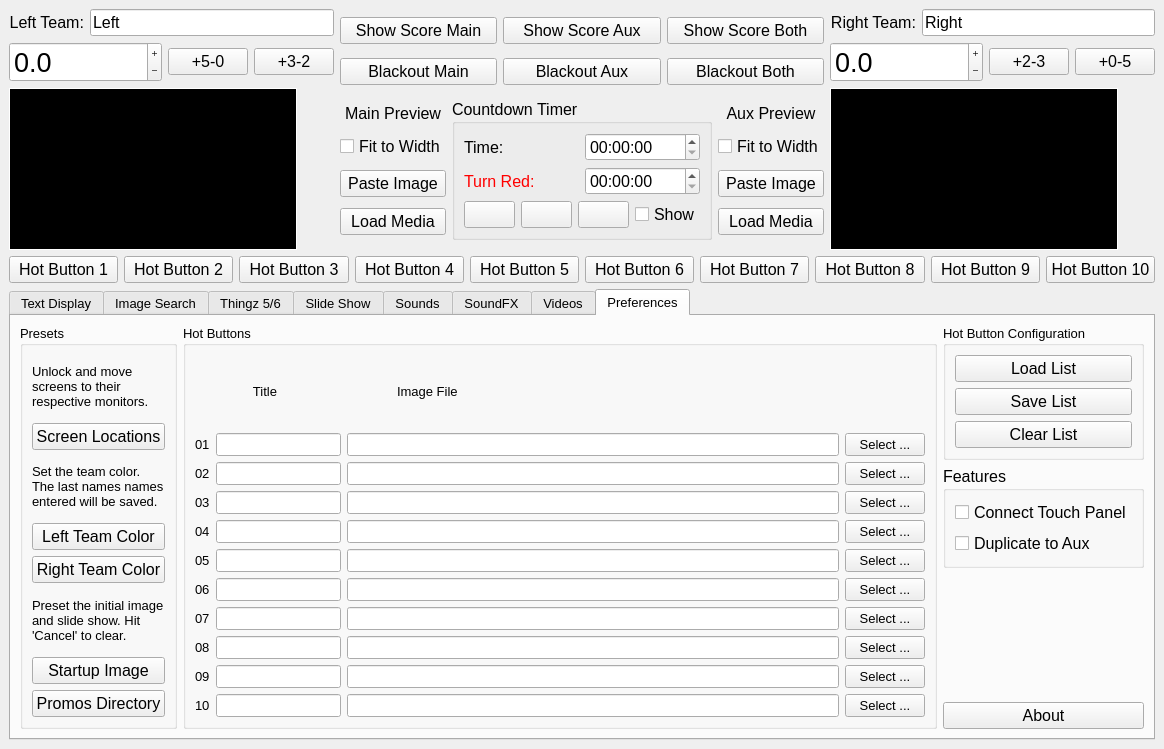
Above: ImproTronControlPanel.ui from guywinterbotham/ImproTron before the change. Below: the same form after it.
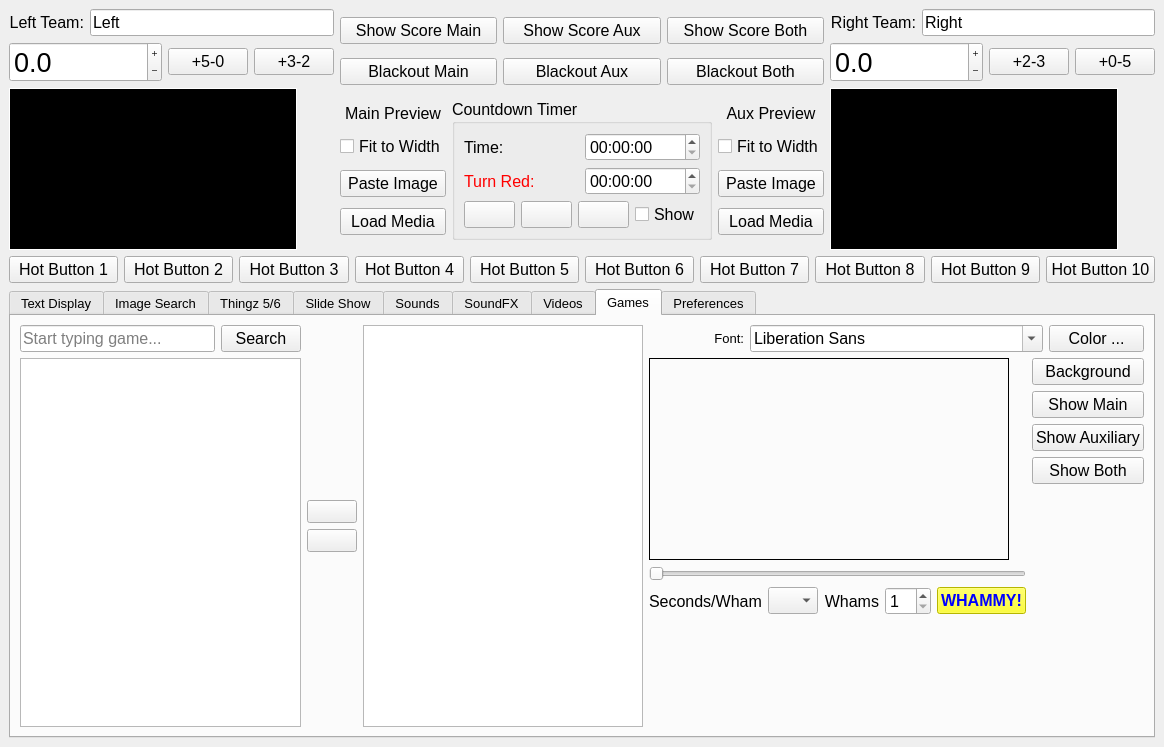
That is the form after the change. Icons and pictures are not drawn.

Commit message: Add movie support, Games feature, and instruction placeholder text

What changed in the file:
```diff
--- a/ImproTronControlPanel.ui
+++ b/ImproTronControlPanel.ui
@@ -7,7 +7,7 @@
     <x>0</x>
     <y>0</y>
     <width>1056</width>
-    <height>749</height>
+    <height>747</height>
    </rect>
   </property>
   <property name="sizePolicy">
@@ -2068,7 +2068,7 @@
        <attribute name="title">
         <string>Slide Show</string>
        </attribute>
-       <layout class="QHBoxLayout" name="horizontalLayout_5">
+       <layout class="QHBoxLayout" name="slideShowHL">
         <item>
          <layout class="QVBoxLayout" name="ssFileTreeVL">
           <property name="sizeConstraint">
@@ -3869,6 +3869,379 @@
         </item>
        </layout>
       </widget>
+      <widget class="QWidget" name="gamesTab">
+       <attribute name="title">
+        <string>Games</string>
+       </attribute>
+       <layout class="QHBoxLayout" name="horizontalLayout_5">
+        <item>
+         <layout class="QVBoxLayout" name="gamesTreeViewVL">
+          <item>
+           <layout class="QHBoxLayout" name="searchGameHL">
+            <item>
+             <widget class="QLineEdit" name="gameSearchLE">
+              <property name="font">
+               <font>
+                <pointsize>12</pointsize>
+               </font>
+              </property>
+              <property name="placeholderText">
+               <string>Start typing game...</string>
+              </property>
+             </widget>
+            </item>
+            <item>
+             <widget class="QPushButton" name="searchGamePB">
+              <property name="font">
+               <font>
+                <pointsize>12</pointsize>
+               </font>
+              </property>
+              <property name="text">
+               <string>Search</string>
+              </property>
+             </widget>
+            </item>
+           </layout>
+          </item>
+          <item>
+           <widget class="QTreeView" name="gamesTreeView"/>
+          </item>
+         </layout>
+        </item>
+        <item>
+         <layout class="QVBoxLayout" name="gameArrowVL">
+          <item>
+           <spacer name="gameArrowBottomSPR">
+            <property name="orientation">
+             <enum>Qt::Vertical</enum>
+            </property>
+            <property name="sizeHint" stdset="0">
+             <size>
+              <width>20</width>
+              <height>40</height>
+             </size>
+            </property>
+           </spacer>
+          </item>
+          <item>
+           <widget class="QPushButton" name="gametoListPB">
+            <property name="minimumSize">
+             <size>
+              <width>50</width>
+              <height>0</height>
+             </size>
+            </property>
+            <property name="text">
+             <string/>
+            </property>
+           </widget>
+          </item>
+          <item>
+           <widget class="QPushButton" name="removeGamePB">
+            <property name="minimumSize">
+             <size>
+              <width>50</width>
+              <height>0</height>
+             </size>
+            </property>
+            <property name="text">
+             <string/>
+            </property>
+           </widget>
+          </item>
+          <item>
+           <spacer name="gameArrowTopSPR">
+            <property name="orientation">
+             <enum>Qt::Vertical</enum>
+            </property>
+            <property name="sizeHint" stdset="0">
+             <size>
+              <width>20</width>
+              <height>40</height>
+             </size>
+            </property>
+           </spacer>
+          </item>
+         </layout>
+        </item>
+        <item>
+         <layout class="QVBoxLayout" name="gameListVL">
+          <item>
+           <widget class="QListWidget" name="gamesLW"/>
+          </item>
+         </layout>
+        </item>
+        <item>
+         <layout class="QVBoxLayout" name="gameRHSVL">
+          <item>
+           <layout class="QHBoxLayout" name="gameFontHL">
+            <property name="sizeConstraint">
+             <enum>QLayout::SetDefaultConstraint</enum>
+            </property>
+            <item>
+             <widget class="QLabel" name="gameFontLBL">
+              <property name="text">
+               <string>Font:</string>
+              </property>
+              <property name="alignment">
+               <set>Qt::AlignRight|Qt::AlignTrailing|Qt::AlignVCenter</set>
+              </property>
+             </widget>
+            </item>
+            <item>
+             <widget class="QFontComboBox" name="gameTextFontCB">
+              <property name="font">
+               <font>
+                <pointsize>12</pointsize>
+               </font>
+              </property>
+             </widget>
+            </item>
+            <item>
+             <widget class="QPushButton" name="gameTextColorPB">
+              <property name="font">
+               <font>
+                <pointsize>12</pointsize>
+               </font>
+              </property>
+              <property name="text">
+               <string>Color ...</string>
+              </property>
+             </widget>
+            </item>
+           </layout>
+          </item>
+          <item>
+           <layout class="QHBoxLayout" name="gameSliderHL">
+            <item>
+             <layout class="QVBoxLayout" name="gameImageVL">
+              <item>
+               <widget class="QLabel" name="gameBackgroundLBL">
+                <property name="sizePolicy">
+                 <sizepolicy hsizetype="Fixed" vsizetype="Minimum">
+                  <horstretch>0</horstretch>
+                  <verstretch>0</verstretch>
+                 </sizepolicy>
+                </property>
+                <property name="minimumSize">
+                 <size>
+                  <width>360</width>
+                  <height>202</height>
+                 </size>
+                </property>
+                <property name="maximumSize">
+                 <size>
+                  <width>360</width>
+                  <height>202</height>
+                 </size>
+                </property>
+                <property name="frameShape">
+                 <enum>QFrame::Box</enum>
+                </property>
+                <property name="text">
+                 <string/>
+                </property>
+               </widget>
+              </item>
+              <item>
+               <widget class="QSlider" name="gameTextSLD">
+                <property name="minimum">
+                 <number>10</number>
+                </property>
+                <property name="maximum">
+                 <number>100</number>
+                </property>
+                <property name="value">
+                 <number>10</number>
+                </property>
+                <property name="orientation">
+                 <enum>Qt::Horizontal</enum>
+                </property>
+               </widget>
+              </item>
+              <item>
+               <layout class="QHBoxLayout" name="whammyHL_2">
+                <item>
+                 <widget class="QLabel" name="secPerGameWhamLBL">
+                  <property name="font">
+                   <font>
+                    <pointsize>12</pointsize>
+                   </font>
+                  </property>
+                  <property name="text">
+                   <string>Seconds/Wham</string>
+                  </property>
+                 </widget>
+                </item>
+                <item>
+                 <widget class="QComboBox" name="secsPerGameWhamCB">
+                  <property name="sizePolicy">
+                   <sizepolicy hsizetype="MinimumExpanding" vsizetype="Fixed">
+                    <horstretch>0</horstretch>
+                    <verstretch>0</verstretch>
+                   </sizepolicy>
+                  </property>
+                  <property name="maximumSize">
+                   <size>
+                    <width>50</width>
+                    <height>16777215</height>
+                   </size>
+                  </property>
+                  <property name="font">
+                   <font>
+                    <pointsize>12</pointsize>
+                   </font>
+                  </property>
+                  <property name="currentIndex">
+                   <number>-1</number>
+                  </property>
+                  <property name="maxVisibleItems">
+                   <number>3</number>
+                  </property>
+                  <property name="minimumContentsLength">
+                   <number>1</number>
+                  </property>
+                 </widget>
+                </item>
+                <item>
+                 <widget class="QLabel" name="whamsLBL_2">
+                  <property name="font">
+                   <font>
+                    <pointsize>12</pointsize>
+                   </font>
+                  </property>
+                  <property name="text">
+                   <string>Whams</string>
+                  </property>
+                  <property name="alignment">
+                   <set>Qt::AlignRight|Qt::AlignTrailing|Qt::AlignVCenter</set>
+                  </property>
+                  <property name="margin">
+                   <number>4</number>
+                  </property>
+                 </widget>
+                </item>
+                <item>
+                 <widget class="QSpinBox" name="gameWhammysSB">
+                  <property name="font">
+                   <font>
+                    <pointsize>12</pointsize>
+                   </font>
+                  </property>
+                  <property name="minimum">
+                   <number>1</number>
+                  </property>
+                 </widget>
+                </item>
+                <item>
+                 <widget class="QPushButton" name="gameWhammyPB">
+                  <property name="font">
+                   <font>
+                    <family>Segoe UI</family>
+                    <pointsize>12</pointsize>
+                    <italic>false</italic>
+                    <bold>true</bold>
+                   </font>
+                  </property>
+                  <property name="styleSheet">
+                   <string notr="true">color: rgb(0, 0, 255);
+font: 700 12pt &quot;Segoe UI&quot;;
+background-color: rgb(255, 255, 0);</string>
+                  </property>
+                  <property name="text">
+                   <string>WHAMMY!</string>
+                  </property>
+                 </widget>
+                </item>
+               </layout>
+              </item>
+             </layout>
+            </item>
+            <item>
+             <layout class="QVBoxLayout" name="gameShowVL">
+              <item>
+               <widget class="QPushButton" name="loadBackgroundPB">
+                <property name="font">
+                 <font>
+                  <pointsize>12</pointsize>
+                 </font>
+                </property>
+                <property name="text">
+                 <string>Background</string>
+                </property>
+               </widget>
+              </item>
+              <item>
+               <widget class="QPushButton" name="gameToMainShowPB">
+                <property name="font">
+                 <font>
+                  <pointsize>12</pointsize>
+                 </font>
+                </property>
+                <property name="text">
+                 <string>Show Main</string>
+                </property>
+               </widget>
+              </item>
+              <item>
+               <widget class="QPushButton" name="gameToAuxShowPB">
+                <property name="font">
+                 <font>
+                  <pointsize>12</pointsize>
+                 </font>
+                </property>
+                <property name="text">
+                 <string>Show Auxiliary</string>
+                </property>
+               </widget>
+              </item>
+              <item>
+               <widget class="QPushButton" name="gameToBothShowPB">
+                <property name="font">
+                 <font>
+                  <pointsize>12</pointsize>
+                 </font>
+                </property>
+                <property name="text">
+                 <string>Show Both</string>
+                </property>
+               </widget>
+              </item>
+              <item>
+               <spacer name="gameShowSPR">
+                <property name="orientation">
+                 <enum>Qt::Vertical</enum>
+                </property>
+                <property name="sizeHint" stdset="0">
+                 <size>
+                  <width>20</width>
+                  <height>40</height>
+                 </size>
+                </property>
+               </spacer>
+              </item>
+             </layout>
+            </item>
+           </layout>
+          </item>
+          <item>
+           <spacer name="verticalSpacer_2">
+            <property name="orientation">
+             <enum>Qt::Vertical</enum>
+            </property>
+            <property name="sizeHint" stdset="0">
+             <size>
+              <width>20</width>
+              <height>40</height>
+             </size>
+            </property>
+           </spacer>
+          </item>
+         </layout>
+        </item>
+       </layout>
+      </widget>
       <widget class="QWidget" name="preferencesTab">
        <property name="minimumSize">
         <size>
```
Left out of the diff: 220 changed lines with no effect on the pictures. The commit also changes 4 other files.
